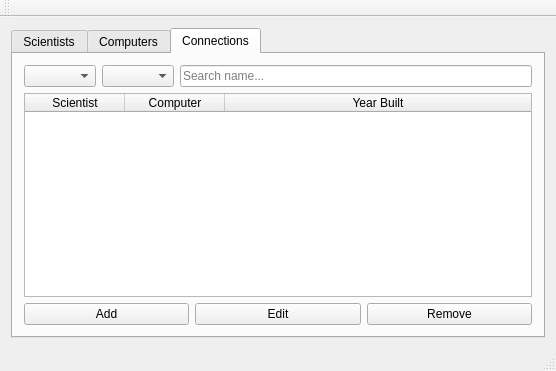
Before: the Qt Designer form UI_Vika3/UI/mainwindow.ui in Druma/Verknam01_hopur35, drawn with Qt 5.
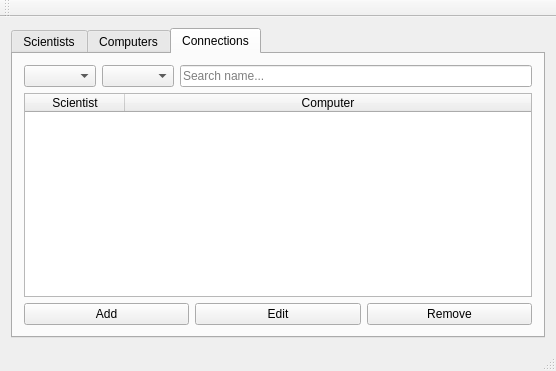
After: the same form once the commit is applied. The open tabs and pages were chosen to show the change.

```diff
--- a/UI_Vika3/UI/mainwindow.ui
+++ b/UI_Vika3/UI/mainwindow.ui
@@ -300,11 +300,6 @@
               <string>Computer</string>
              </property>
             </column>
-            <column>
-             <property name="text">
-              <string>Year Built</string>
-             </property>
-            </column>
            </widget>
           </item>
           <item>
```
Left out of the diff: 4 changed lines with no effect on the pictures.
